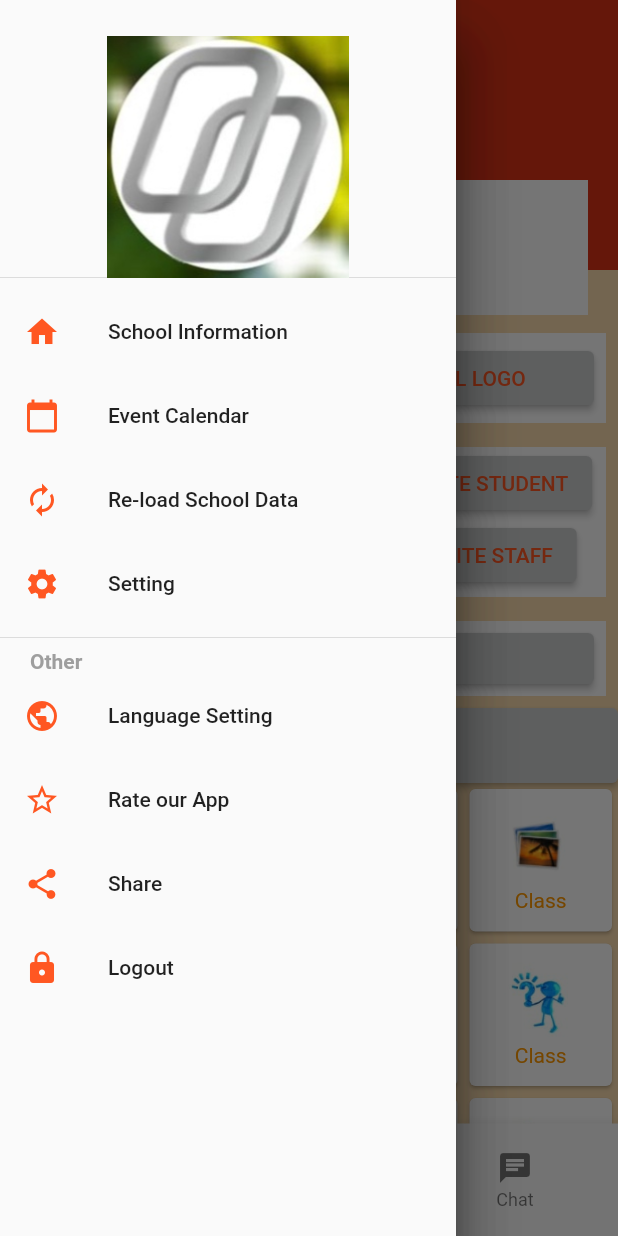
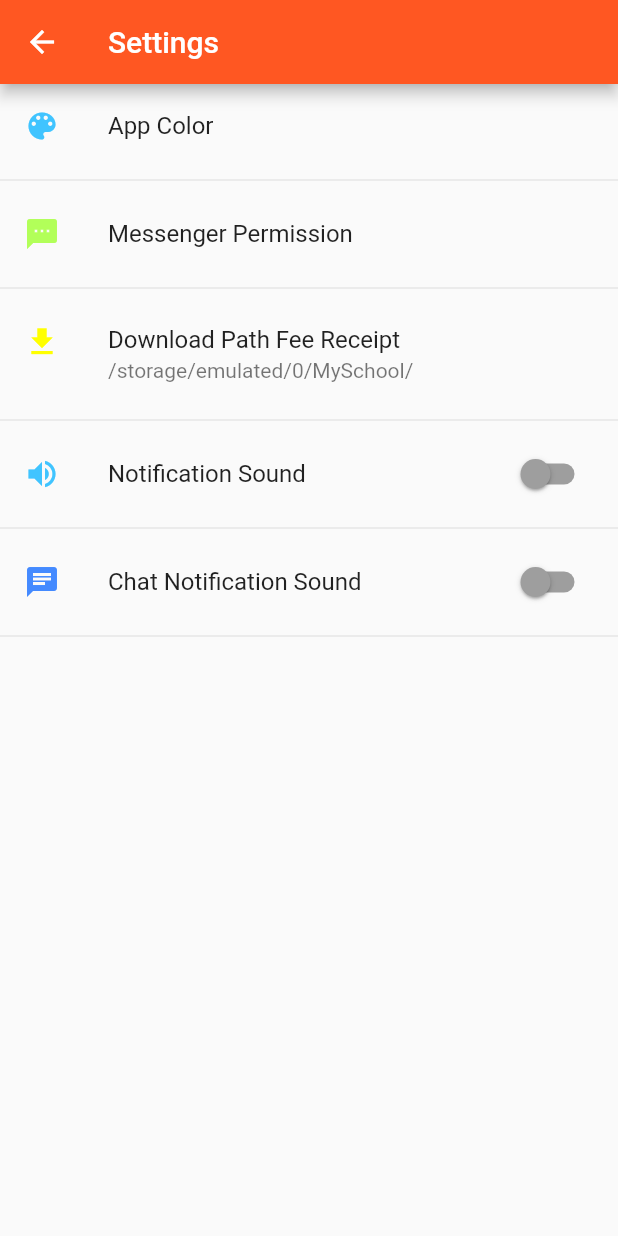
Before and after one commit to plasticpontechnologies/erp_android_app, a Flutter app: the MaintabScreen screen opened directly, in the side drawer, after a tap on "Setting", on a phone screen of 412 x 824 dp. Run offline on Flutter 3.47's test engine with Material 2 defaults, Android fonts, the phone set to English and light mode, and no system bars; our stand-ins replace image_picker, share; missing offline and left inert: flutter_clean_calendar.

Commit message:
commit
Signed-off-by: plasticpontechnologies <plasticontechnologies@gmail.com>

```diff
--- a/lib/SideMenuScreens/Settings.dart
+++ b/lib/SideMenuScreens/Settings.dart
@@ -0,0 +1,102 @@
+import 'package:flutter/material.dart';
+
+class SettingScreen extends StatefulWidget {
+  @override
+  _SettingScreenState createState() => _SettingScreenState();
+}
+
+class _SettingScreenState extends State<SettingScreen> {
+  @override
+  void initState() {}
+  bool isSwitched = false;
+  bool isSwitched1 = false;
+
+  var textValue = 'Switch is OFF';
+
+  void toggleSwitch(bool value) {
+    if (isSwitched == false) {
+      setState(() {
+        isSwitched = true;
+        textValue = 'Switch Button is ON';
+      });
+      print('Switch Button is ON');
+    } else {
+      setState(() {
+        isSwitched = false;
+        textValue = 'Switch Button is OFF';
+      });
+      print('Switch Button is OFF');
+    }
+  }
+
+  var textValue1 = 'Switch is OFF';
+
+  void toggleSwitch1(bool value) {
+    if (isSwitched1 == false) {
+      setState(() {
+        isSwitched1 = true;
+        textValue1 = 'Switch Button is ON';
+      });
+      print('Switch Button is ON');
+    } else {
+      setState(() {
+        isSwitched1 = false;
+        textValue1 = 'Switch Button is OFF';
+      });
+      print('Switch Button is OFF');
+    }
+  }
+
+  @override
+  Widget build(BuildContext context) {
+    return Scaffold(
+      appBar: AppBar(
+        title: Text('Settings'),
+        backgroundColor: (Colors.deepOrange),
+      ),
+      body: Column(
+        children: [
+          ListTile(
+            leading:
+                Icon(Icons.color_lens_rounded, color: Colors.lightBlueAccent),
+            title: Text('App Color'),
+          ),
+          new Divider(),
+          ListTile(
+            leading: Icon(Icons.sms_rounded, color: Colors.lightGreenAccent),
+            title: Text('Messenger Permission'),
+          ),
+          new Divider(),
+          ListTile(
+            leading: Icon(Icons.download_sharp, color: Colors.yellowAccent),
+            title: Text('Download Path Fee Receipt'),
+            subtitle: Text('/storage/emulated/0/MySchool/'),
+          ),
+          new Divider(),
+          SwitchListTile(
+            secondary: Icon(Icons.volume_up, color: Colors.lightBlueAccent),
+            title: Text('Notification Sound'),
+            value: isSwitched,
+            onChanged: toggleSwitch,
+            activeColor: Colors.deepOrange,
+            activeTrackColor: Colors.grey,
+            inactiveThumbColor: Colors.grey,
+            inactiveTrackColor: Colors.grey,
+          ),
+          new Divider(),
+          SwitchListTile(
+            secondary: Icon(Icons.chat, color: Colors.blueAccent),
+            title: Text('Chat Notification Sound'),
+            value: isSwitched1,
+            onChanged: toggleSwitch1,
+            activeColor: Colors.deepOrange,
+            activeTrackColor: Colors.grey,
+            inactiveThumbColor: Colors.grey,
+            inactiveTrackColor: Colors.grey,
+          ),
+          new Divider(),
+        ],
+      ),
+    );
+  }
+}
--- a/lib/TABS/MainTabScreen.dart
+++ b/lib/TABS/MainTabScreen.dart
@@ -1,5 +1,6 @@
 import 'package:flutter/material.dart';
 import 'package:flutter_app_erp/SideMenuScreens/EvenetCalender.dart';
+import 'package:flutter_app_erp/SideMenuScreens/Settings.dart';
 // import 'package:flutter_app_erp/ChatScreen.dart';
 // import 'package:flutter_app_erp/SchoolInformation.dart';
 import 'package:share/share.dart';
@@ -93,6 +94,10 @@ class _MaintabScreenState extends State<MaintabScreen> {
                 leading: Icon(Icons.settings, color: Colors.deepOrange),
                 title: Text('Setting'),
                 onTap: () {
+                  Navigator.push(
+                    context,
+                    MaterialPageRoute(builder: (context) => SettingScreen()),
+                  );
                   // Update the state of the app.
                   // ...
                 },
```
Also changed, not shown: lib/test.dart (deleted).
